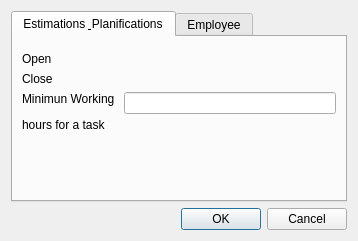
Above: b6p/dlgparametros.ui from diegowald/b6p before the change. Below: the same form after it.
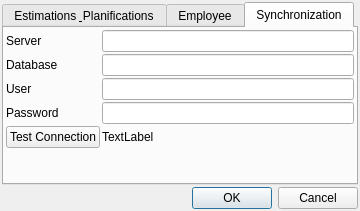
That is the form after the change. Icons and pictures are not drawn. Custom widgets are drawn as their Qt base class.

What changed in the file:
```diff
--- a/b6p/dlgparametros.ui
+++ b/b6p/dlgparametros.ui
@@ -9,8 +9,8 @@
    <rect>
     <x>0</x>
     <y>0</y>
-    <width>358</width>
-    <height>241</height>
+    <width>360</width>
+    <height>211</height>
    </rect>
   </property>
   <property name="windowTitle">
@@ -21,21 +21,57 @@
     <normaloff>:/img/images/glyphicons_139_adjust_alt.png</normaloff>:/img/images/glyphicons_139_adjust_alt.png</iconset>
   </property>
   <layout class="QVBoxLayout" name="verticalLayout">
+   <property name="spacing">
+    <number>2</number>
+   </property>
+   <property name="leftMargin">
+    <number>2</number>
+   </property>
+   <property name="topMargin">
+    <number>2</number>
+   </property>
+   <property name="rightMargin">
+    <number>2</number>
+   </property>
+   <property name="bottomMargin">
+    <number>2</number>
+   </property>
    <item>
     <widget class="QTabWidget" name="tabWidget">
      <property name="currentIndex">
-      <number>0</number>
+      <number>2</number>
      </property>
      <widget class="QWidget" name="tab">
       <attribute name="title">
        <string>Estimations &amp; Planifications</string>
       </attribute>
       <layout class="QHBoxLayout" name="horizontalLayout">
+       <property name="spacing">
+        <number>2</number>
+       </property>
+       <property name="leftMargin">
+        <number>2</number>
+       </property>
+       <property name="topMargin">
+        <number>2</number>
+       </property>
+       <property name="rightMargin">
+        <number>2</number>
+       </property>
+       <property name="bottomMargin">
+        <number>2</number>
+       </property>
        <item>
         <layout class="QFormLayout" name="formLayout">
          <property name="fieldGrowthPolicy">
           <enum>QFormLayout::AllNonFixedFieldsGrow</enum>
          </property>
+         <property name="horizontalSpacing">
+          <number>2</number>
+         </property>
+         <property name="verticalSpacing">
+          <number>2</number>
+         </property>
          <item row="1" column="0">
           <widget class="QLabel" name="label_2">
            <property name="text">
@@ -110,6 +146,107 @@
        </item>
       </layout>
      </widget>
+     <widget class="QWidget" name="tab_3">
+      <attribute name="title">
+       <string>Synchronization</string>
+      </attribute>
+      <layout class="QHBoxLayout" name="horizontalLayout_2">
+       <property name="spacing">
+        <number>2</number>
+       </property>
+       <property name="leftMargin">
+        <number>2</number>
+       </property>
+       <property name="topMargin">
+        <number>2</number>
+       </property>
+       <property name="rightMargin">
+        <number>2</number>
+       </property>
+       <property name="bottomMargin">
+        <number>2</number>
+       </property>
+       <item>
+        <layout class="QFormLayout" name="formLayout_3">
+         <property name="fieldGrowthPolicy">
+          <enum>QFormLayout::AllNonFixedFieldsGrow</enum>
+         </property>
+         <property name="horizontalSpacing">
+          <number>2</number>
+         </property>
+         <property name="verticalSpacing">
+          <number>2</number>
+         </property>
+         <item row="0" column="0">
+          <widget class="QLabel" name="label">
+           <property name="text">
+            <string>Server</string>
+           </property>
+           <property name="buddy">
+            <cstring>txtServer</cstring>
+           </property>
+          </widget>
+         </item>
+         <item row="0" column="1">
+          <widget class="QLineEdit" name="txtServer"/>
+         </item>
+         <item row="1" column="0">
+          <widget class="QLabel" name="label_4">
+           <property name="text">
+            <string>Database</string>
+           </property>
+           <property name="buddy">
+            <cstring>txtDatabase</cstring>
+           </property>
+          </widget>
+         </item>
+         <item row="1" column="1">
+          <widget class="QLineEdit" name="txtDatabase"/>
+         </item>
+         <item row="2" column="0">
+          <widget class="QLabel" name="label_9">
+           <property name="text">
+            <string>User</string>
+           </property>
+           <property name="buddy">
+            <cstring>txtUser</cstring>
+           </property>
+          </widget>
+         </item>
+         <item row="2" column="1">
+          <widget class="QLineEdit" name="txtUser"/>
+         </item>
+         <item row="3" column="0">
+          <widget class="QLabel" name="label_10">
+           <property name="text">
+            <string>Password</string>
+           </property>
+           <property name="buddy">
+            <cstring>txtPassword</cstring>
+           </property>
+          </widget>
+         </item>
+         <item row="3" column="1">
+          <widget class="QLineEdit" name="txtPassword"/>
+         </item>
+         <item row="4" column="0">
+          <widget class="QPushButton" name="pushButton">
+           <property name="text">
+            <string>Test Connection</string>
+           </property>
+          </widget>
+         </item>
+         <item row="4" column="1">
+          <widget class="QLabel" name="lblConnectionResult">
+           <property name="text">
+            <string>TextLabel</string>
+           </property>
+          </widget>
+         </item>
+        </layout>
+       </item>
+      </layout>
+     </widget>
     </widget>
    </item>
    <item>
```
Left out of the diff: 36 changed lines with no effect on the pictures.
